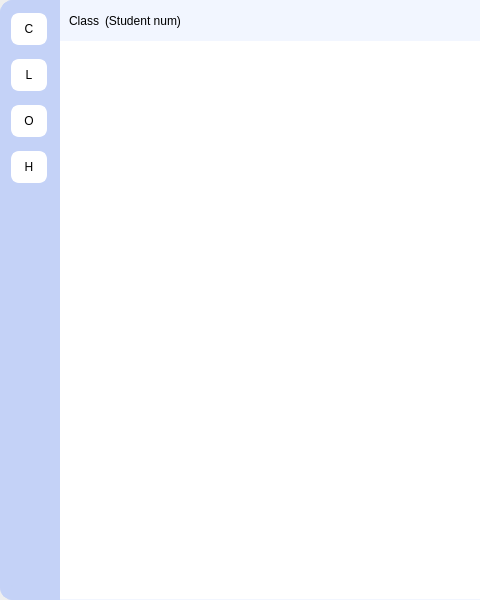
First picture: the form in component/mainwindow/mainwindow.ui, repository NagatoRailgun/zhuangding, before the edit; both pictures show x 0 to 480 and y 0 to 600 of the 800 by 600 pixel window.
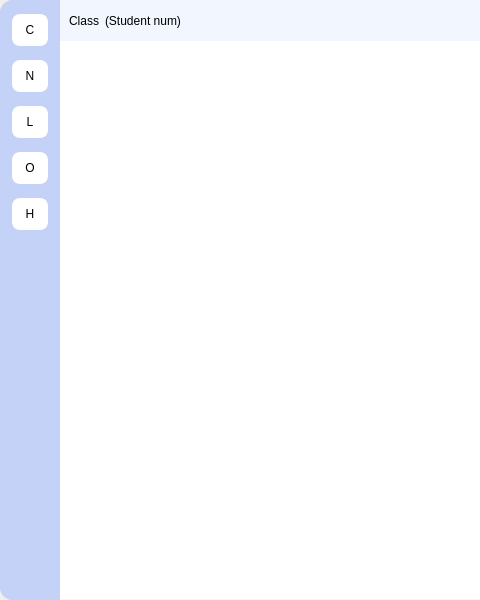
Second picture: the form after the edit. Custom widgets are drawn as their Qt base class.

Commit message: Add delete class, edit class, and update the add class function.

```diff
--- a/component/mainwindow/mainwindow.ui
+++ b/component/mainwindow/mainwindow.ui
@@ -60,16 +60,16 @@
         <widget class="QWidget" name="widget_10" native="true">
          <layout class="QVBoxLayout" name="verticalLayout">
           <property name="leftMargin">
-           <number>0</number>
+           <number>1</number>
           </property>
           <property name="topMargin">
-           <number>0</number>
+           <number>1</number>
           </property>
           <property name="rightMargin">
-           <number>0</number>
+           <number>1</number>
           </property>
           <property name="bottomMargin">
-           <number>0</number>
+           <number>1</number>
           </property>
           <item>
            <widget class="QPushButton" name="pushButton">
@@ -121,6 +121,56 @@
             </property>
            </widget>
           </item>
+          <item>
+           <widget class="QPushButton" name="pushButton_7">
+            <property name="minimumSize">
+             <size>
+              <width>40</width>
+              <height>40</height>
+             </size>
+            </property>
+            <property name="maximumSize">
+             <size>
+              <width>40</width>
+              <height>40</height>
+             </size>
+            </property>
+            <property name="styleSheet">
+             <string notr="true">QPushButton{
+    border-radius: 8px;
+    padding: 4px 4px;
+    text-align: center;
+    text-decoration: none;
+    margin: 4px 2px;
+	background:white;
+    color: black;
+    border: 2px solid white;
+}
+QPushButton:hover {
+    border: 2px solid #cbcbcb;
+    background-color: #cbcbcb;
+}
+QPushButton:checked {
+ 	border: 2px solid #8470FF;
+    background-color:  #8470FF;
+	color: white;
+}
+QPushButton:pressed {
+    background-color: #6A5ACD;
+	border: 2px solid #6A5ACD;
+}</string>
+            </property>
+            <property name="text">
+             <string>N</string>
+            </property>
+            <property name="checkable">
+             <bool>true</bool>
+            </property>
+            <property name="autoExclusive">
+             <bool>true</bool>
+            </property>
+           </widget>
+          </item>
           <item>
            <widget class="QPushButton" name="pushButton_2">
             <property name="minimumSize">
@@ -565,6 +615,14 @@
    </layout>
   </widget>
  </widget>
+ <customwidgets>
+  <customwidget>
+   <class>BasicButtonWidget</class>
+   <extends>QWidget</extends>
+   <header>basicbuttonwidget/basicbuttonwidget.h</header>
+   <container>1</container>
+  </customwidget>
+ </customwidgets>
  <resources/>
  <connections/>
 </ui>
```
Left out of the diff: 4 changed lines with no effect on the pictures. The commit also changes 22 other files.
